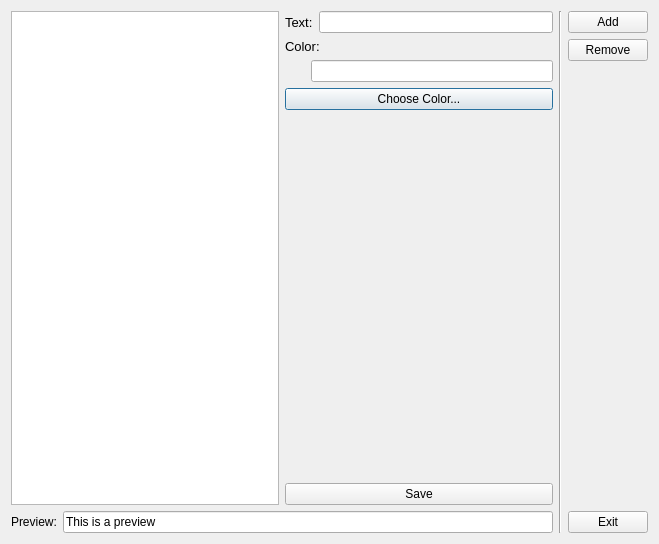
Above: qLogWatcher/highlighting.ui from pedrobertella/LiveFile before the change. Below: the same form after it.
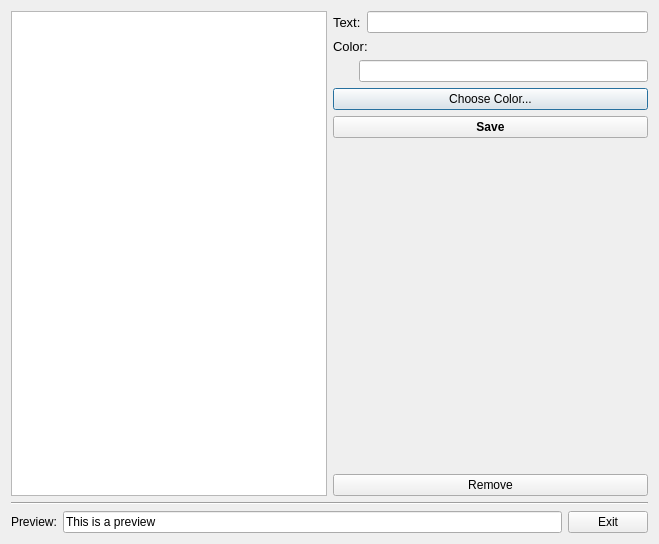
That is the form after the change. Icons and pictures are not drawn.

Diff of the .ui file:
```diff
--- a/qLogWatcher/highlighting.ui
+++ b/qLogWatcher/highlighting.ui
@@ -11,7 +11,7 @@
    </rect>
   </property>
   <property name="windowTitle">
-   <string>Dialog</string>
+   <string>Highlighting</string>
   </property>
   <property name="windowIcon">
    <iconset resource="assets.qrc">
@@ -103,6 +103,22 @@
            </item>
           </layout>
          </item>
+         <item>
+          <widget class="QPushButton" name="btnSave">
+           <property name="enabled">
+            <bool>true</bool>
+           </property>
+           <property name="font">
+            <font>
+             <weight>75</weight>
+             <bold>true</bold>
+            </font>
+           </property>
+           <property name="text">
+            <string>Save</string>
+           </property>
+          </widget>
+         </item>
          <item>
           <spacer name="verticalSpacer_2">
            <property name="orientation">
@@ -117,12 +133,9 @@
           </spacer>
          </item>
          <item>
-          <widget class="QPushButton" name="btnSave">
-           <property name="enabled">
-            <bool>true</bool>
-           </property>
+          <widget class="QPushButton" name="btnRemove">
            <property name="text">
-            <string>Save</string>
+            <string>Remove</string>
            </property>
           </widget>
          </item>
@@ -130,6 +143,13 @@
        </item>
       </layout>
      </item>
+     <item>
+      <widget class="Line" name="line">
+       <property name="orientation">
+        <enum>Qt::Horizontal</enum>
+       </property>
+      </widget>
+     </item>
      <item>
       <layout class="QHBoxLayout" name="horizontalLayout">
        <item>
@@ -149,55 +169,17 @@
          </property>
         </widget>
        </item>
+       <item>
+        <widget class="QPushButton" name="btnExit">
+         <property name="text">
+          <string>Exit</string>
+         </property>
+        </widget>
+       </item>
       </layout>
      </item>
     </layout>
    </item>
-   <item>
-    <widget class="Line" name="line">
-     <property name="orientation">
-      <enum>Qt::Vertical</enum>
-     </property>
-    </widget>
-   </item>
-   <item>
-    <layout class="QVBoxLayout" name="verticalLayout_2">
-     <item>
-      <widget class="QPushButton" name="btnAdd">
-       <property name="text">
-        <string>Add</string>
-       </property>
-      </widget>
-     </item>
-     <item>
-      <widget class="QPushButton" name="btnRemove">
-       <property name="text">
-        <string>Remove</string>
-       </property>
-      </widget>
-     </item>
-     <item>
-      <spacer name="verticalSpacer">
-       <property name="orientation">
-        <enum>Qt::Vertical</enum>
-       </property>
-       <property name="sizeHint" stdset="0">
-        <size>
-         <width>20</width>
-         <height>40</height>
-        </size>
-       </property>
-      </spacer>
-     </item>
-     <item>
-      <widget class="QPushButton" name="btnExit">
-       <property name="text">
-        <string>Exit</string>
-       </property>
-      </widget>
-     </item>
-    </layout>
-   </item>
   </layout>
  </widget>
  <resources>
```
